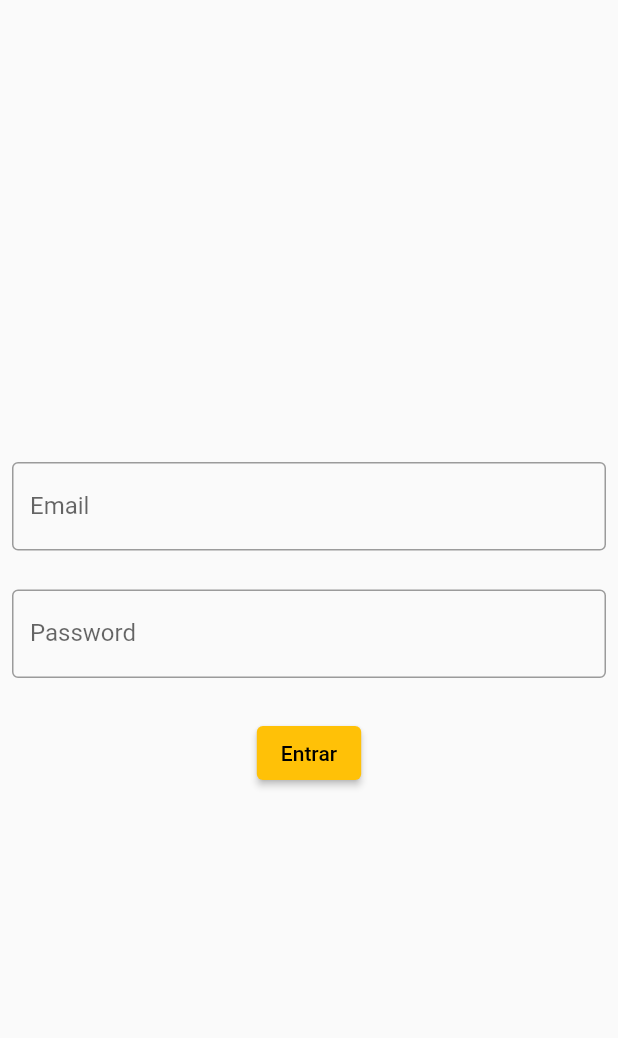
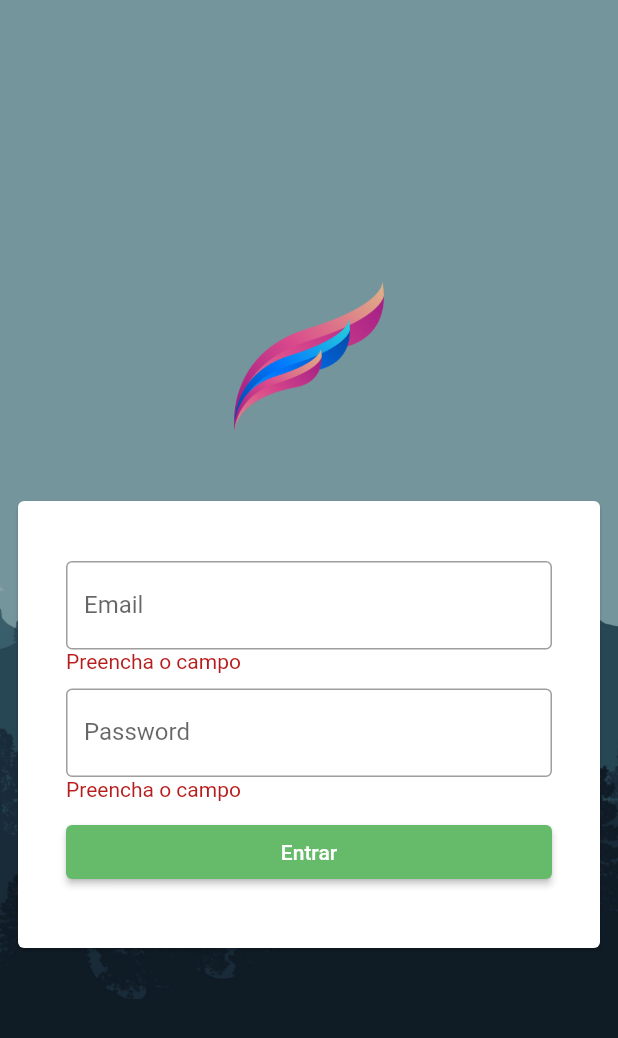
Before and after one commit to Azbito/my-first-flutter-project, a Flutter app: the screen it shows after launch, after a tap on "Entrar", on a phone screen of 412 x 824 dp. Shown: the top 1038 px of the screen. Run offline on Flutter 3.47's test engine with Material 2 defaults, Android fonts, the phone set to English and light mode, and no system bars.

Commit message:
FEATURE: Login screen

```diff
--- a/lib/login_page.dart
+++ b/lib/login_page.dart
@@ -14,10 +14,8 @@ class _LoginPageState extends State<LoginPage> {
   String emailError = '';
   String passwordError = '';
 
-  @override
-  Widget build(BuildContext context) {
-    return Scaffold(
-        body: SingleChildScrollView(
+  Widget _body() {
+    return SingleChildScrollView(
         child: SizedBox(
             width: MediaQuery.of(context).size.width,
             height: MediaQuery.of(context).size.height,
@@ -26,7 +24,19 @@ class _LoginPageState extends State<LoginPage> {
                 child: Column(
                   mainAxisAlignment: MainAxisAlignment.center,
                   children: [
+                    Padding(
+                      padding: const EdgeInsets.only(bottom: 32),
+                      child: SizedBox(
+                        height: 100,
+                        child: Image.asset('assets/images/logo.png'),
+                      ),
+                    ),
                     const SizedBox(height: 10),
+                    Card(
+                      child: Padding(
+                          padding: const EdgeInsets.only(
+                              top: 40, right: 32, bottom: 40, left: 32),
+                          child: Column(children: [
                             TextField(
                               onChanged: (text) {
                                 setState(() {
@@ -36,7 +46,8 @@ class _LoginPageState extends State<LoginPage> {
                               },
                               keyboardType: TextInputType.emailAddress,
                               decoration: const InputDecoration(
-                              labelText: "Email", border: OutlineInputBorder()),
+                                  labelText: "Email",
+                                  border: OutlineInputBorder()),
                             ),
                             Align(
                                 alignment: Alignment.topLeft,
@@ -48,8 +59,10 @@ class _LoginPageState extends State<LoginPage> {
                             const SizedBox(height: 10),
                             TextField(
                               onChanged: (text) {
+                                setState(() {
                                   password = text;
                                   passwordError = '';
+                                });
                               },
                               obscureText: true,
                               decoration: const InputDecoration(
@@ -65,21 +78,52 @@ class _LoginPageState extends State<LoginPage> {
                                 )),
                             const SizedBox(height: 10),
                             ElevatedButton(
+                              style: ElevatedButton.styleFrom(
+                                  backgroundColor: Colors.green.shade400),
                               onPressed: () {
+                                setState(() {
                                   if (email.isEmpty) {
                                     emailError = 'Preencha o campo';
-                                return;
                                   }
                                   if (password.isEmpty) {
                                     passwordError = 'Preencha o campo';
-                                return;
                                   }
+                                });
+                                // No errors, navigate to HomePage
+                                if (email.isNotEmpty && password.isNotEmpty) {
+                                  // No errors, navigate to HomePage
                                   Navigator.of(context).pushReplacement(
                                     MaterialPageRoute(
-                                      builder: (context) => const HomePage()));
+                                        builder: (context) => const HomePage()),
+                                  );
+                                }
                               },
-                            child: const Text('Entrar'))
+                              child: const SizedBox(
+                                  width: double.infinity,
+                                  child: Text(
+                                    'Entrar',
+                                    textAlign: TextAlign.center,
+                                    style: TextStyle(color: Colors.white),
+                                  )),
+                            )
+                          ])),
+                    ),
                   ],
-                    )))));
+                ))));
+  }
+
+  @override
+  Widget build(BuildContext context) {
+    return Scaffold(
+        body: Stack(
+      children: [
+        SizedBox(
+            height: MediaQuery.of(context).size.height,
+            child:
+                Image.asset('assets/images/background.jpg', fit: BoxFit.cover)),
+        Container(color: Colors.black.withOpacity(.3)),
+        _body()
+      ],
+    ));
   }
 }
--- a/pubspec.yaml
+++ b/pubspec.yaml
@@ -58,9 +58,9 @@ flutter:
   uses-material-design: true
 
   # To add assets to your application, add an assets section, like this:
-  # assets:
-  #   - images/a_dot_burr.jpeg
-  #   - images/a_dot_ham.jpeg
+  assets:
+    - assets/images/background.jpg
+    - assets/images/logo.png
 
   # An image asset can refer to one or more resolution-specific "variants", see
   # https://flutter.dev/assets-and-images/#resolution-aware
```
Also changed, not shown: assets/images/background.jpg (added), assets/images/logo.png (added). Lines whose indentation alone changed are shown as unchanged.
